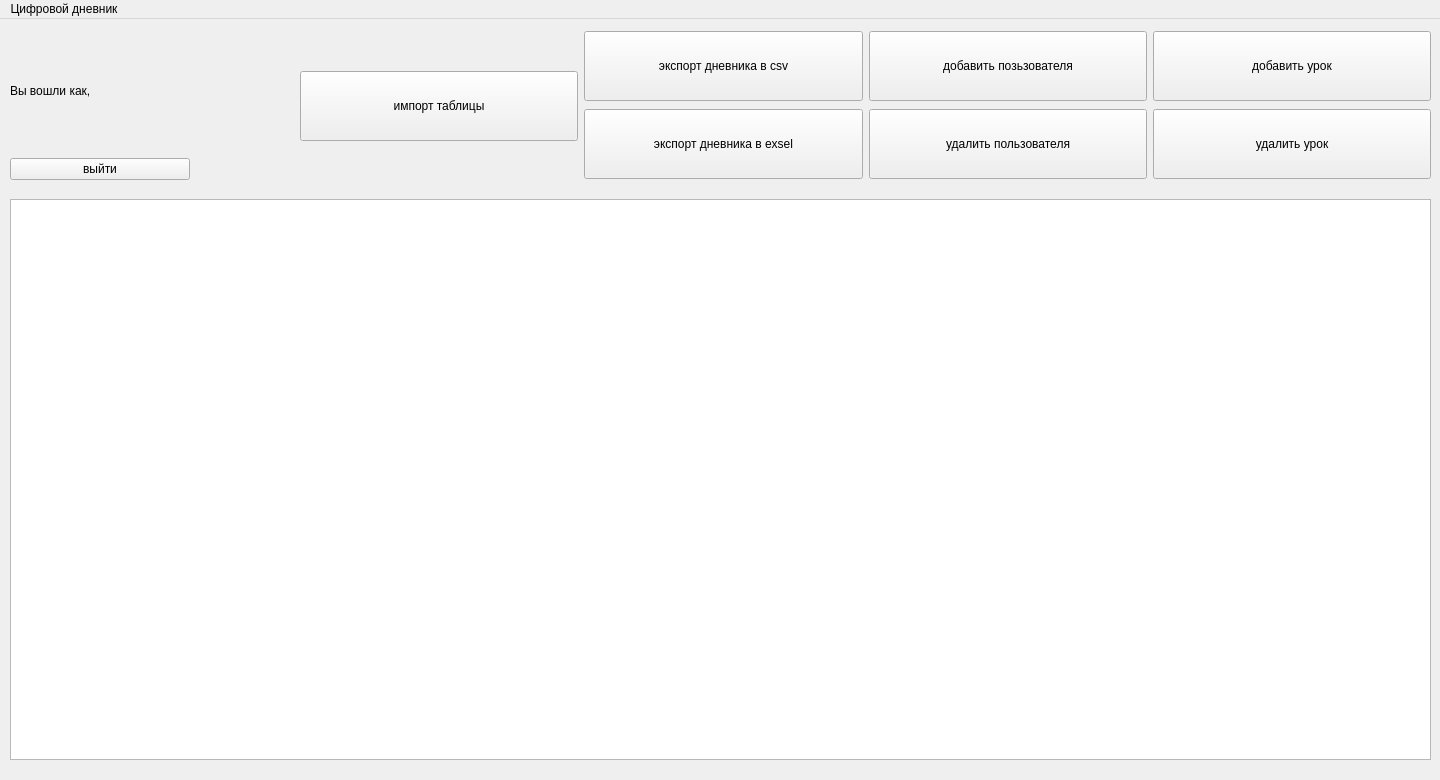
Before: the Qt Designer form ui/main_window_3.ui in Tanax-Xt/Digital-journal-Desktop, drawn with Qt 5.
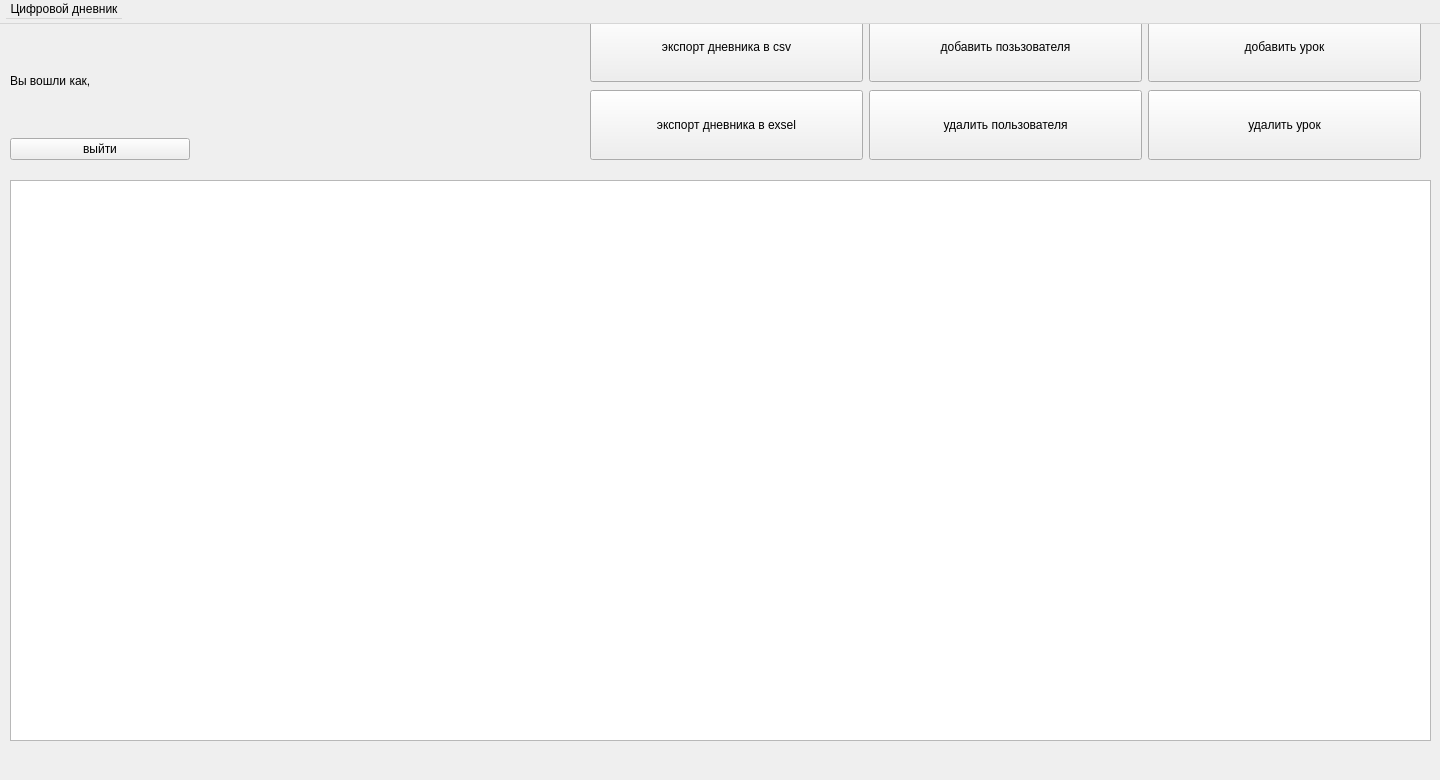
After: the same form once the commit is applied.

What changed in the file:
```diff
--- a/ui/main_window_3.ui
+++ b/ui/main_window_3.ui
@@ -1,7 +1,7 @@
 <?xml version="1.0" encoding="UTF-8"?>
 <ui version="4.0">
- <class>StartWindow</class>
- <widget class="QMainWindow" name="StartWindow">
+ <class>MainWindow</class>
+ <widget class="QWidget" name="MainWindow">
   <property name="geometry">
    <rect>
     <x>0</x>
@@ -25,30 +25,25 @@
   <property name="windowTitle">
    <string>MainWindow</string>
   </property>
-  <widget class="QWidget" name="centralwidget">
+  <widget class="QWidget" name="centralwidget" native="true">
+   <property name="geometry">
+    <rect>
+     <x>0</x>
+     <y>0</y>
+     <width>1441</width>
+     <height>751</height>
+    </rect>
+   </property>
    <widget class="QWidget" name="horizontalLayoutWidget">
     <property name="geometry">
      <rect>
-      <x>300</x>
+      <x>590</x>
       <y>10</y>
-      <width>1131</width>
+      <width>831</width>
       <height>154</height>
      </rect>
     </property>
     <layout class="QHBoxLayout" name="horizontalLayout">
-     <item>
-      <widget class="QPushButton" name="pushButton">
-       <property name="minimumSize">
-        <size>
-         <width>0</width>
-         <height>70</height>
-        </size>
-       </property>
-       <property name="text">
-        <string>импорт таблицы</string>
-       </property>
-      </widget>
-     </item>
      <item>
       <layout class="QVBoxLayout" name="verticalLayout_2">
        <item>
@@ -145,14 +140,20 @@
     <property name="geometry">
      <rect>
       <x>10</x>
-      <y>10</y>
+      <y>30</y>
       <width>181</width>
       <height>151</height>
      </rect>
     </property>
     <layout class="QVBoxLayout" name="verticalLayout_4">
      <item>
-      <widget class="QLabel" name="label">
+      <widget class="QLabel" name="greetingLabel">
+       <property name="maximumSize">
+        <size>
+         <width>16777215</width>
+         <height>60</height>
+        </size>
+       </property>
        <property name="text">
         <string>Вы вошли как, </string>
        </property>
```
Left out of the diff: 6 changed lines with no effect on the pictures.
